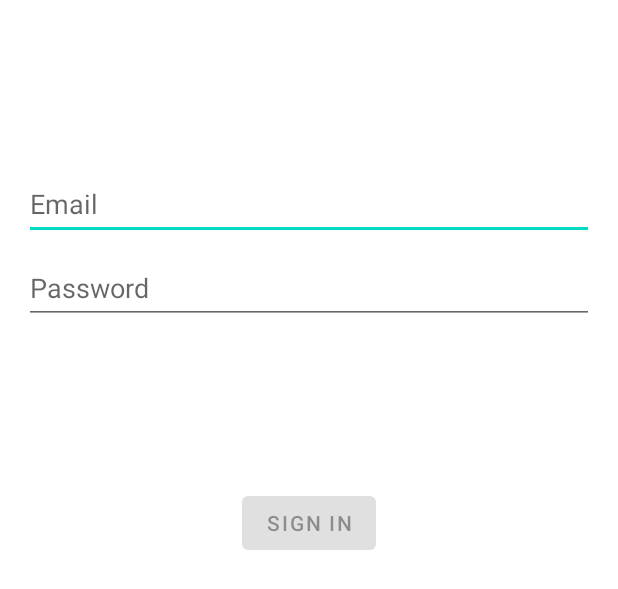
After one commit to Xeno-via/CM2305, an Android app: the layout activity_login.xml on its own in the app's theme, with its tools: preview values and no code run, on a phone screen of 412 x 824 dp. The commit adds this screen. Shown: the top 589 px of the screen. Run offline under Robolectric (Android 15) with nearby library versions, the phone set to English and light mode, and no system bars.

Commit message:
Added LoginPage UI - Finn

```diff
--- a/app/build.gradle
+++ b/app/build.gradle
@@ -39,6 +39,9 @@
     implementation 'com.google.android.gms:play-services-maps:18.0.2'
     implementation 'androidx.constraintlayout:constraintlayout:2.1.3'
     implementation 'androidx.legacy:legacy-support-v4:1.0.0'
+    implementation 'androidx.annotation:annotation:1.2.0'
+    implementation 'androidx.lifecycle:lifecycle-livedata-ktx:2.4.0'
+    implementation 'androidx.lifecycle:lifecycle-viewmodel-ktx:2.4.0'
     testImplementation 'junit:junit:4.+'
     androidTestImplementation 'androidx.test.ext:junit:1.1.3'
     androidTestImplementation 'androidx.test.espresso:espresso-core:3.4.0'
--- /dev/null
+++ b/app/src/main/res/layout-w1240dp/activity_login.xml
@@ -0,0 +1,69 @@
+<?xml version="1.0" encoding="utf-8"?>
+<androidx.constraintlayout.widget.ConstraintLayout xmlns:android="http://schemas.android.com/apk/res/android"
+    xmlns:app="http://schemas.android.com/apk/res-auto"
+    xmlns:tools="http://schemas.android.com/tools"
+    android:id="@+id/container"
+    android:layout_width="match_parent"
+    android:layout_height="match_parent"
+    android:paddingLeft="@dimen/activity_horizontal_margin"
+    android:paddingTop="@dimen/activity_vertical_margin"
+    android:paddingRight="@dimen/activity_horizontal_margin"
+    android:paddingBottom="@dimen/activity_vertical_margin"
+    tools:context=".ui.login.LoginActivity">
+
+    <EditText
+        android:id="@+id/username"
+        android:layout_width="0dp"
+        android:layout_height="wrap_content"
+        android:layout_marginTop="96dp"
+        android:hint="@string/prompt_email"
+        android:inputType="textEmailAddress"
+        android:selectAllOnFocus="true"
+        app:layout_constraintEnd_toEndOf="parent"
+        app:layout_constraintStart_toStartOf="parent"
+        app:layout_constraintTop_toTopOf="parent" />
+
+    <EditText
+        android:id="@+id/password"
+        android:layout_width="0dp"
+        android:layout_height="wrap_content"
+        android:layout_marginTop="8dp"
+        android:hint="@string/prompt_password"
+        android:imeActionLabel="@string/action_sign_in_short"
+        android:imeOptions="actionDone"
+        android:inputType="textPassword"
+        android:selectAllOnFocus="true"
+        app:layout_constraintEnd_toEndOf="parent"
+        app:layout_constraintStart_toStartOf="parent"
+        app:layout_constraintTop_toBottomOf="@+id/username" />
+
+    <Button
+        android:id="@+id/login"
+        android:layout_width="wrap_content"
+        android:layout_height="wrap_content"
+        android:layout_gravity="start"
+        android:layout_marginTop="16dp"
+        android:layout_marginBottom="64dp"
+        android:enabled="false"
+        android:text="@string/action_sign_in"
+        app:layout_constraintBottom_toBottomOf="parent"
+        app:layout_constraintEnd_toEndOf="parent"
+        app:layout_constraintStart_toStartOf="parent"
+        app:layout_constraintTop_toBottomOf="@+id/password"
+        app:layout_constraintVertical_bias="0.2" />
+
+    <ProgressBar
+        android:id="@+id/loading"
+        android:layout_width="wrap_content"
+        android:layout_height="wrap_content"
+        android:layout_gravity="center"
+        android:layout_marginTop="64dp"
+        android:layout_marginBottom="64dp"
+        android:visibility="gone"
+        app:layout_constraintBottom_toBottomOf="parent"
+        app:layout_constraintEnd_toEndOf="@+id/password"
+        app:layout_constraintStart_toStartOf="@+id/password"
+        app:layout_constraintTop_toTopOf="parent"
+        app:layout_constraintVertical_bias="0.3" />
+
+</androidx.constraintlayout.widget.ConstraintLayout>
--- /dev/null
+++ b/app/src/main/res/layout-w936dp/activity_login.xml
@@ -0,0 +1,76 @@
+<?xml version="1.0" encoding="utf-8"?>
+<androidx.constraintlayout.widget.ConstraintLayout xmlns:android="http://schemas.android.com/apk/res/android"
+    xmlns:app="http://schemas.android.com/apk/res-auto"
+    xmlns:tools="http://schemas.android.com/tools"
+    android:id="@+id/container"
+    android:layout_width="match_parent"
+    android:layout_height="match_parent"
+    android:paddingLeft="@dimen/activity_horizontal_margin"
+    android:paddingTop="@dimen/activity_vertical_margin"
+    android:paddingRight="@dimen/activity_horizontal_margin"
+    android:paddingBottom="@dimen/activity_vertical_margin"
+    tools:context=".ui.login.LoginActivity">
+
+    <androidx.constraintlayout.widget.ConstraintLayout
+        android:layout_width="840dp"
+        android:layout_height="match_parent"
+        app:layout_constraintEnd_toEndOf="parent"
+        app:layout_constraintStart_toStartOf="parent">
+
+        <EditText
+            android:id="@+id/username"
+            android:layout_width="0dp"
+            android:layout_height="wrap_content"
+            android:layout_marginTop="96dp"
+            android:hint="@string/prompt_email"
+            android:inputType="textEmailAddress"
+            android:selectAllOnFocus="true"
+            app:layout_constraintEnd_toEndOf="parent"
+            app:layout_constraintStart_toStartOf="parent"
+            app:layout_constraintTop_toTopOf="parent" />
+
+        <EditText
+            android:id="@+id/password"
+            android:layout_width="0dp"
+            android:layout_height="wrap_content"
+            android:layout_marginTop="8dp"
+            android:hint="@string/prompt_password"
+            android:imeActionLabel="@string/action_sign_in_short"
+            android:imeOptions="actionDone"
+            android:inputType="textPassword"
+            android:selectAllOnFocus="true"
+            app:layout_constraintEnd_toEndOf="parent"
+            app:layout_constraintStart_toStartOf="parent"
+            app:layout_constraintTop_toBottomOf="@+id/username" />
+
+        <Button
+            android:id="@+id/login"
+            android:layout_width="wrap_content"
+            android:layout_height="wrap_content"
+            android:layout_gravity="start"
+            android:layout_marginTop="16dp"
+            android:layout_marginBottom="64dp"
+            android:enabled="false"
+            android:text="@string/action_sign_in"
+            app:layout_constraintBottom_toBottomOf="parent"
+            app:layout_constraintEnd_toEndOf="parent"
+            app:layout_constraintStart_toStartOf="parent"
+            app:layout_constraintTop_toBottomOf="@+id/password"
+            app:layout_constraintVertical_bias="0.2" />
+
+        <ProgressBar
+            android:id="@+id/loading"
+            android:layout_width="wrap_content"
+            android:layout_height="wrap_content"
+            android:layout_gravity="center"
+            android:layout_marginTop="64dp"
+            android:layout_marginBottom="64dp"
+            android:visibility="gone"
+            app:layout_constraintBottom_toBottomOf="parent"
+            app:layout_constraintEnd_toEndOf="@+id/password"
+            app:layout_constraintStart_toStartOf="@+id/password"
+            app:layout_constraintTop_toTopOf="parent"
+            app:layout_constraintVertical_bias="0.3" />
+
+    </androidx.constraintlayout.widget.ConstraintLayout>
+</androidx.constraintlayout.widget.ConstraintLayout>
--- /dev/null
+++ b/app/src/main/res/layout/activity_login.xml
@@ -0,0 +1,71 @@
+<?xml version="1.0" encoding="utf-8"?>
+<androidx.constraintlayout.widget.ConstraintLayout xmlns:android="http://schemas.android.com/apk/res/android"
+    xmlns:app="http://schemas.android.com/apk/res-auto"
+    xmlns:tools="http://schemas.android.com/tools"
+    android:id="@+id/container"
+    android:layout_width="match_parent"
+    android:layout_height="match_parent"
+    android:paddingLeft="@dimen/activity_horizontal_margin"
+    android:paddingTop="@dimen/activity_vertical_margin"
+    android:paddingRight="@dimen/activity_horizontal_margin"
+    android:paddingBottom="@dimen/activity_vertical_margin"
+    tools:context=".ui.login.LoginActivity">
+
+    <EditText
+        android:id="@+id/username"
+        android:layout_width="0dp"
+        android:layout_height="wrap_content"
+        android:layout_marginTop="96dp"
+        android:hint="@string/prompt_email"
+        android:inputType="textEmailAddress"
+        android:minHeight="48dp"
+        android:selectAllOnFocus="true"
+        app:layout_constraintEnd_toEndOf="parent"
+        app:layout_constraintStart_toStartOf="parent"
+        app:layout_constraintTop_toTopOf="parent" />
+
+    <EditText
+        android:id="@+id/password"
+        android:layout_width="0dp"
+        android:layout_height="wrap_content"
+        android:layout_marginTop="8dp"
+        android:hint="@string/prompt_password"
+        android:imeActionLabel="@string/action_sign_in_short"
+        android:imeOptions="actionDone"
+        android:inputType="textPassword"
+        android:minHeight="48dp"
+        android:selectAllOnFocus="true"
+        app:layout_constraintEnd_toEndOf="parent"
+        app:layout_constraintStart_toStartOf="parent"
+        app:layout_constraintTop_toBottomOf="@+id/username" />
+
+    <Button
+        android:id="@+id/login"
+        android:layout_width="wrap_content"
+        android:layout_height="wrap_content"
+        android:layout_gravity="start"
+        android:layout_marginTop="16dp"
+        android:layout_marginBottom="64dp"
+        android:enabled="false"
+        android:text="@string/action_sign_in"
+        app:layout_constraintBottom_toBottomOf="parent"
+        app:layout_constraintEnd_toEndOf="parent"
+        app:layout_constraintStart_toStartOf="parent"
+        app:layout_constraintTop_toBottomOf="@+id/password"
+        app:layout_constraintVertical_bias="0.2" />
+
+    <ProgressBar
+        android:id="@+id/loading"
+        android:layout_width="wrap_content"
+        android:layout_height="wrap_content"
+        android:layout_gravity="center"
+        android:layout_marginTop="64dp"
+        android:layout_marginBottom="64dp"
+        android:visibility="gone"
+        app:layout_constraintBottom_toBottomOf="parent"
+        app:layout_constraintEnd_toEndOf="@+id/password"
+        app:layout_constraintStart_toStartOf="@+id/password"
+        app:layout_constraintTop_toTopOf="parent"
+        app:layout_constraintVertical_bias="0.3" />
+
+</androidx.constraintlayout.widget.ConstraintLayout>
--- /dev/null
+++ b/app/src/main/res/values-land/dimens.xml
@@ -0,0 +1,3 @@
+<resources>
+    <dimen name="activity_horizontal_margin">48dp</dimen>
+</resources>
--- /dev/null
+++ b/app/src/main/res/values-w1240dp/dimens.xml
@@ -0,0 +1,3 @@
+<resources>
+    <dimen name="activity_horizontal_margin">200dp</dimen>
+</resources>
--- /dev/null
+++ b/app/src/main/res/values-w600dp/dimens.xml
@@ -0,0 +1,3 @@
+<resources>
+    <dimen name="activity_horizontal_margin">48dp</dimen>
+</resources>
--- /dev/null
+++ b/app/src/main/res/values/dimens.xml
@@ -0,0 +1,5 @@
+<resources>
+    <!-- Default screen margins, per the Android Design guidelines. -->
+    <dimen name="activity_horizontal_margin">16dp</dimen>
+    <dimen name="activity_vertical_margin">16dp</dimen>
+</resources>
--- a/app/src/main/res/values/strings.xml
+++ b/app/src/main/res/values/strings.xml
@@ -3,4 +3,13 @@
     <string name="title_activity_maps">MapsActivity</string>
     <!-- TODO: Remove or change this placeholder text -->
     <string name="hello_blank_fragment">Hello blank fragment</string>
+    <string name="title_activity_login">Login</string>
+    <string name="prompt_email">Email</string>
+    <string name="prompt_password">Password</string>
+    <string name="action_sign_in">Sign in</string>
+    <string name="action_sign_in_short">Sign in</string>
+    <string name="welcome">"Welcome !"</string>
+    <string name="invalid_username">Not a valid username</string>
+    <string name="invalid_password">Password must be >5 characters</string>
+    <string name="login_failed">"Login failed"</string>
 </resources>
```
Also changed, not shown: app/src/main/AndroidManifest.xml (+10 -9 lines), app/src/main/java/com/example/cm2305/data/LoginDataSource.java (added, +29 -0 lines), app/src/main/java/com/example/cm2305/data/LoginRepository.java (added, +54 -0 lines), app/src/main/java/com/example/cm2305/data/Result.java (added, +48 -0 lines), app/src/main/java/com/example/cm2305/data/model/LoggedInUser.java (added, +23 -0 lines), app/src/main/java/com/example/cm2305/ui/login/LoggedInUserView.java (added, +17 -0 lines), app/src/main/java/com/example/cm2305/ui/login/LoginActivity.java (added, +136 -0 lines), app/src/main/java/com/example/cm2305/ui/login/LoginFormState.java (added, +40 -0 lines), app/src/main/java/com/example/cm2305/ui/login/LoginResult.java (added, +31 -0 lines), app/src/main/java/com/example/cm2305/ui/login/LoginViewModel.java (added, +70 -0 lines), app/src/main/java/com/example/cm2305/ui/login/LoginViewModelFactory.java (added, +26 -0 lines), 1 other file.
